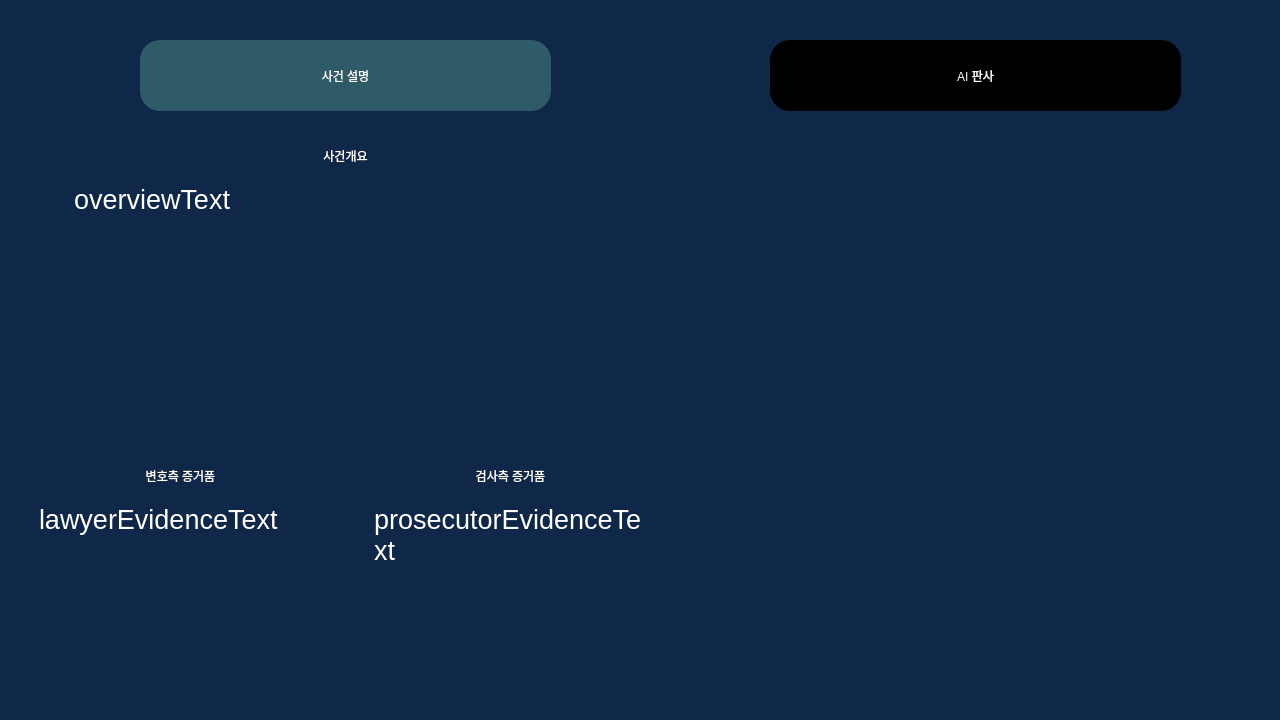
Old version of the form core/ui/qt_designer/generateWindow.ui in the repository Apex-LogiCourt/pi5-local-app.
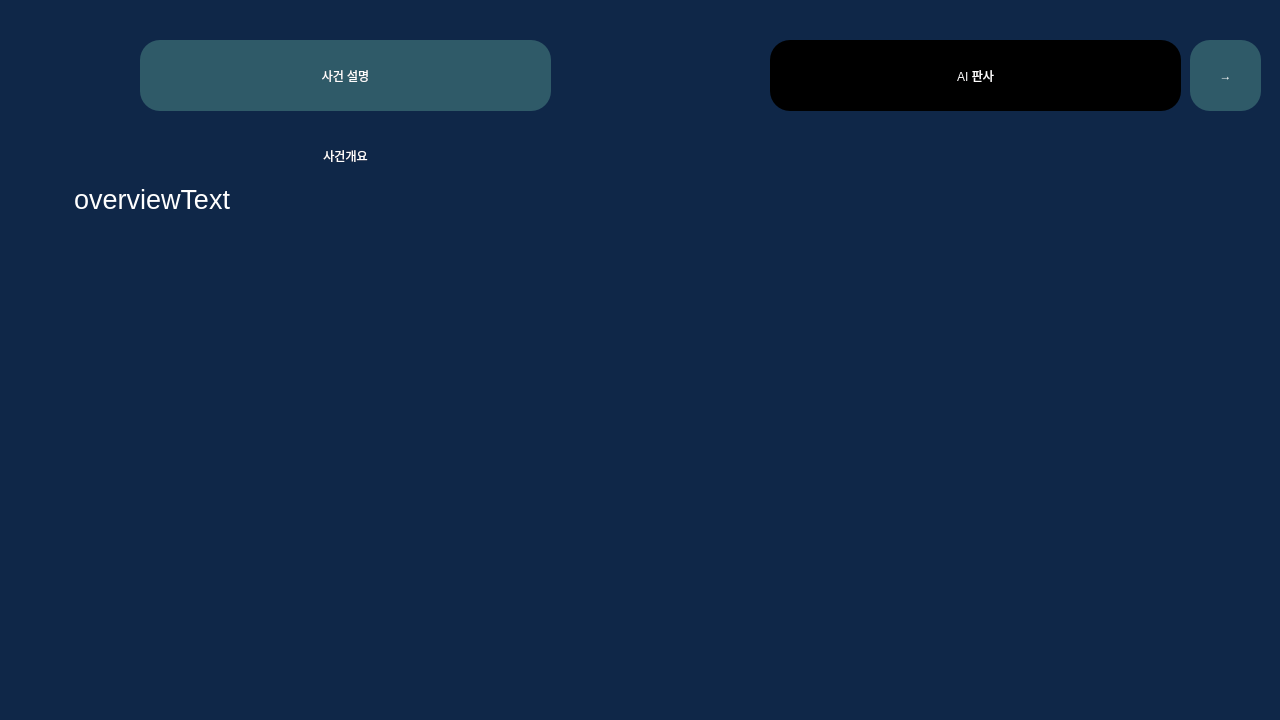
New version of the form. Icons and pictures are not drawn.

Commit message: feat: generateWindow

Diff of the .ui file:
```diff
--- a/core/ui/qt_designer/generateWindow.ui
+++ b/core/ui/qt_designer/generateWindow.ui
@@ -136,146 +136,6 @@
     <set>Qt::AlignCenter</set>
    </property>
   </widget>
-  <widget class="QLabel" name="evidenceTitleLabel">
-   <property name="geometry">
-    <rect>
-     <x>20</x>
-     <y>460</y>
-     <width>321</width>
-     <height>31</height>
-    </rect>
-   </property>
-   <property name="styleSheet">
-    <string notr="true">QLabel{
-	color: rgb(255, 255, 255);
-	font: 20pt &quot;나눔고딕 ExtraBold&quot;;
-}</string>
-   </property>
-   <property name="text">
-    <string>변호측 증거품</string>
-   </property>
-   <property name="alignment">
-    <set>Qt::AlignCenter</set>
-   </property>
-  </widget>
-  <widget class="QLabel" name="evidenceTitleLabel2">
-   <property name="geometry">
-    <rect>
-     <x>350</x>
-     <y>460</y>
-     <width>321</width>
-     <height>31</height>
-    </rect>
-   </property>
-   <property name="styleSheet">
-    <string notr="true">QLabel{
-	color: rgb(255, 255, 255);
-	font: 20pt &quot;나눔고딕 ExtraBold&quot;;
-}</string>
-   </property>
-   <property name="text">
-    <string>검사측 증거품</string>
-   </property>
-   <property name="alignment">
-    <set>Qt::AlignCenter</set>
-   </property>
-  </widget>
-  <widget class="QTextBrowser" name="prosecutorEvidenceText">
-   <property name="enabled">
-    <bool>true</bool>
-   </property>
-   <property name="geometry">
-    <rect>
-     <x>370</x>
-     <y>500</y>
-     <width>281</width>
-     <height>192</height>
-    </rect>
-   </property>
-   <property name="styleSheet">
-    <string notr="true">QTextBrowser {
-    border: none;
-	background-color: rgba(0, 0, 0, 0);
-	color: rgb(255, 255, 255);
-	font: 20pt &quot;나눔고딕&quot;;
-}</string>
-   </property>
-   <property name="verticalScrollBarPolicy">
-    <enum>Qt::ScrollBarAlwaysOff</enum>
-   </property>
-   <property name="horizontalScrollBarPolicy">
-    <enum>Qt::ScrollBarAlwaysOff</enum>
-   </property>
-   <property name="markdown">
-    <string>prosecutorEvidenceText
-
-</string>
-   </property>
-   <property name="html">
-    <string>&lt;!DOCTYPE HTML PUBLIC &quot;-//W3C//DTD HTML 4.0//EN&quot; &quot;http://www.w3.org/TR/REC-html40/strict.dtd&quot;&gt;
-&lt;html&gt;&lt;head&gt;&lt;meta name=&quot;qrichtext&quot; content=&quot;1&quot; /&gt;&lt;style type=&quot;text/css&quot;&gt;
-p, li { white-space: pre-wrap; }
-&lt;/style&gt;&lt;/head&gt;&lt;body style=&quot; font-family:'나눔고딕'; font-size:20pt; font-weight:400; font-style:normal;&quot;&gt;
-&lt;p style=&quot; margin-top:13px; margin-bottom:13px; margin-left:0px; margin-right:0px; -qt-block-indent:0; text-indent:0px;&quot;&gt;prosecutorEvidenceText&lt;/p&gt;&lt;/body&gt;&lt;/html&gt;</string>
-   </property>
-   <property name="overwriteMode">
-    <bool>false</bool>
-   </property>
-   <property name="textInteractionFlags">
-    <set>Qt::NoTextInteraction</set>
-   </property>
-   <property name="placeholderText">
-    <string/>
-   </property>
-  </widget>
-  <widget class="QTextBrowser" name="lawyerEvidenceText">
-   <property name="enabled">
-    <bool>true</bool>
-   </property>
-   <property name="geometry">
-    <rect>
-     <x>35</x>
-     <y>500</y>
-     <width>291</width>
-     <height>192</height>
-    </rect>
-   </property>
-   <property name="styleSheet">
-    <string notr="true">QTextBrowser {
-    border: none;
-	background-color: rgba(0, 0, 0, 0);
-	color: rgb(255, 255, 255);
-	font: 20pt &quot;나눔고딕&quot;;
-}</string>
-   </property>
-   <property name="verticalScrollBarPolicy">
-    <enum>Qt::ScrollBarAlwaysOff</enum>
-   </property>
-   <property name="horizontalScrollBarPolicy">
-    <enum>Qt::ScrollBarAlwaysOff</enum>
-   </property>
-   <property name="markdown">
-    <string>lawyerEvidenceText
-
-</string>
-   </property>
-   <property name="html">
-    <string>&lt;!DOCTYPE HTML PUBLIC &quot;-//W3C//DTD HTML 4.0//EN&quot; &quot;http://www.w3.org/TR/REC-html40/strict.dtd&quot;&gt;
-&lt;html&gt;&lt;head&gt;&lt;meta name=&quot;qrichtext&quot; content=&quot;1&quot; /&gt;&lt;style type=&quot;text/css&quot;&gt;
-p, li { white-space: pre-wrap; }
-&lt;/style&gt;&lt;/head&gt;&lt;body style=&quot; font-family:'나눔고딕'; font-size:20pt; font-weight:400; font-style:normal;&quot;&gt;
-&lt;p style=&quot; margin-top:13px; margin-bottom:13px; margin-left:0px; margin-right:0px; -qt-block-indent:0; text-indent:0px;&quot;&gt;lawyerEvidenceText&lt;/p&gt;&lt;/body&gt;&lt;/html&gt;</string>
-   </property>
-   <property name="overwriteMode">
-    <bool>false</bool>
-   </property>
-   <property name="textInteractionFlags">
-    <set>Qt::NoTextInteraction</set>
-   </property>
-   <property name="placeholderText">
-    <string/>
-   </property>
-  </widget>
   <widget class="QTextBrowser" name="overviewText">
    <property name="enabled">
     <bool>true</bool>
@@ -285,7 +145,7 @@
      <x>70</x>
      <y>180</y>
      <width>551</width>
-     <height>271</height>
+     <height>511</height>
     </rect>
    </property>
    <property name="styleSheet">
@@ -330,6 +190,38 @@
     <string/>
    </property>
   </widget>
+  <widget class="QPushButton" name="backButton">
+   <property name="geometry">
+    <rect>
+     <x>1190</x>
+     <y>40</y>
+     <width>71</width>
+     <height>71</height>
+    </rect>
+   </property>
+   <property name="styleSheet">
+    <string notr="true">QPushButton{
+	background-color: rgb(47, 90, 104);
+	color: rgb(255, 254, 254);
+	border-radius: 20px;
+	font: 24pt &quot;나눔고딕 ExtraBold&quot;;
+}
+
+QPushButton:hover{
+	background-color: rgb(67, 129, 148);
+	border-radius: 20px;
+	font: 28pt &quot;나눔고딕 ExtraBold&quot;;
+}
+QPushButton:pressed{
+	background-color: rgb(0, 123, 255);
+	border-radius: 20px;
+	font: 28pt &quot;나눔고딕 ExtraBold&quot;;
+}</string>
+   </property>
+   <property name="text">
+    <string>→</string>
+   </property>
+  </widget>
  </widget>
  <resources>
   <include location="assets/resource.qrc"/>
```
The commit also changes 1 other file.
